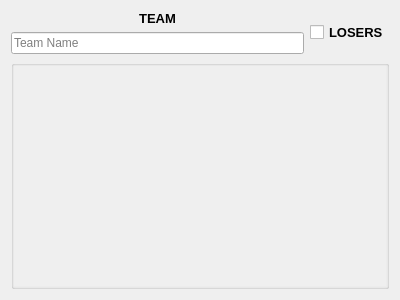
The window that src/layout/TSHScoreboardTeam.ui (joaorb64/TournamentStreamHelper) describes before a commit, drawn with Qt 5.
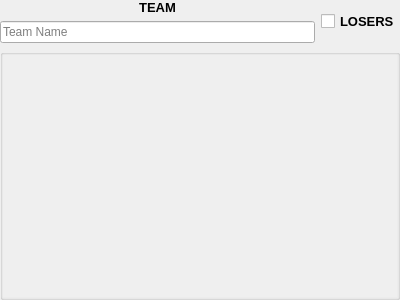
The same window after the commit.

Commit message: Add widget toggles

What changed in the file:
```diff
--- a/src/layout/TSHScoreboardTeam.ui
+++ b/src/layout/TSHScoreboardTeam.ui
@@ -17,6 +17,18 @@
    <locale language="English" country="UnitedStates"/>
   </property>
   <layout class="QVBoxLayout" name="verticalLayout">
+   <property name="leftMargin">
+    <number>0</number>
+   </property>
+   <property name="topMargin">
+    <number>0</number>
+   </property>
+   <property name="rightMargin">
+    <number>0</number>
+   </property>
+   <property name="bottomMargin">
+    <number>0</number>
+   </property>
    <item>
     <layout class="QHBoxLayout" name="horizontalLayout_2">
      <item>
@@ -137,8 +149,8 @@
           <rect>
            <x>0</x>
            <y>0</y>
-           <width>376</width>
-           <height>216</height>
+           <width>394</width>
+           <height>234</height>
           </rect>
          </property>
          <layout class="QVBoxLayout" name="verticalLayout_5">
```
The commit also changes 3 other files.
